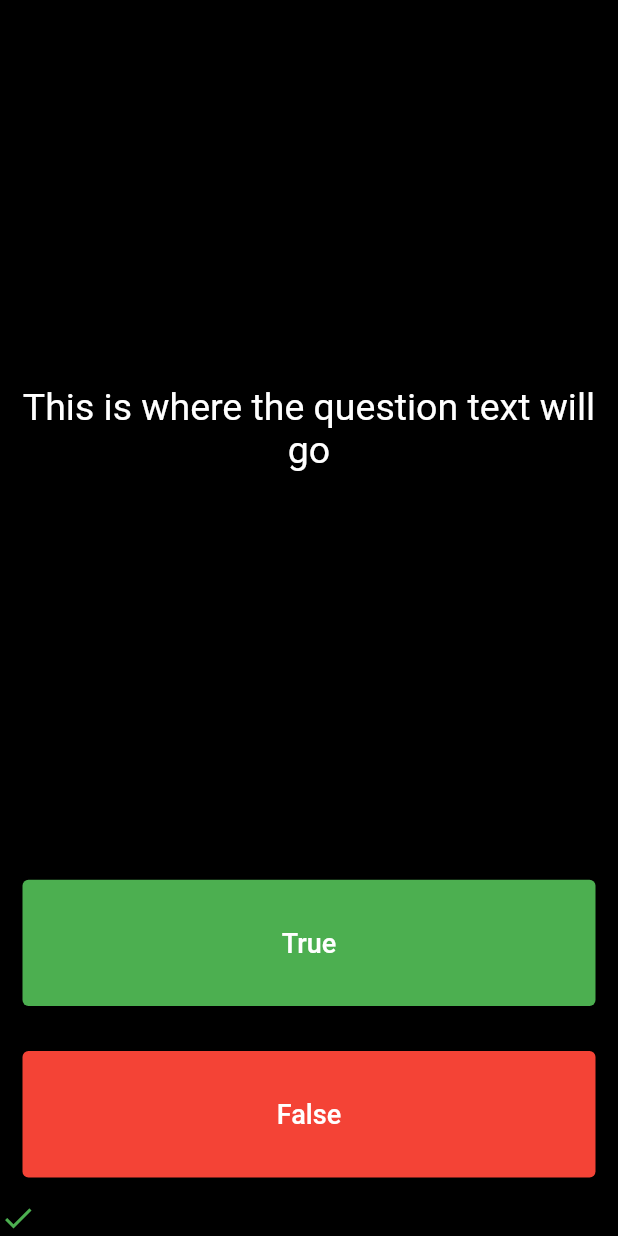
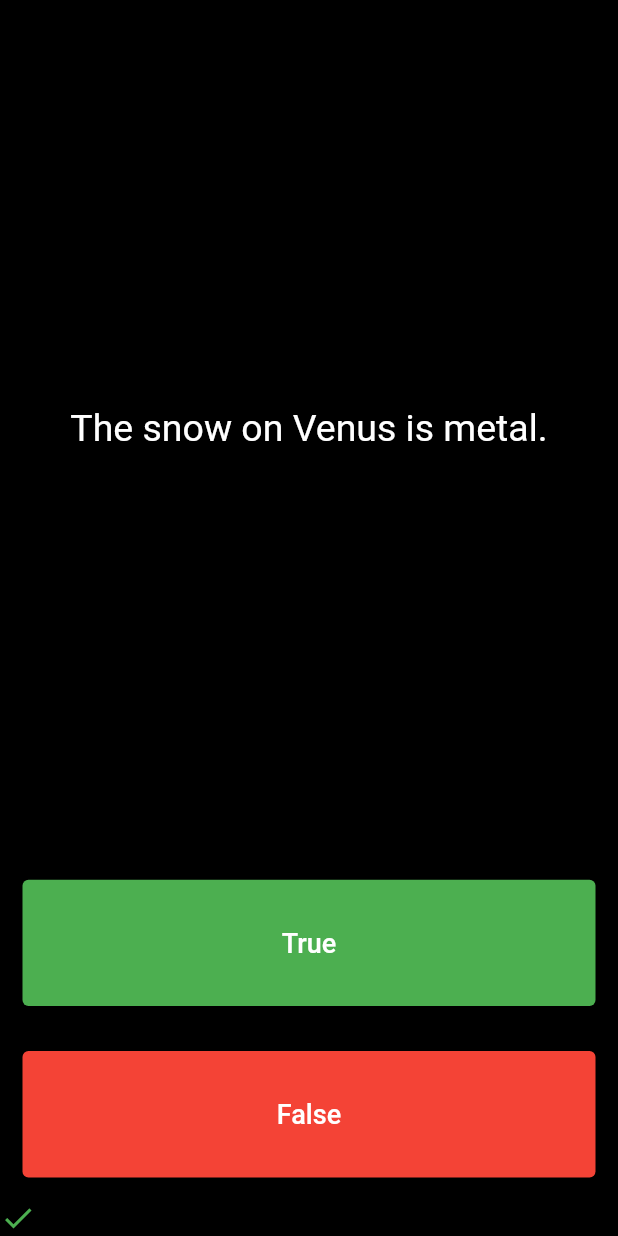
Before and after one commit to taifur-rahaman/quiz_app_flutter, a Flutter app: the screen it shows after launch, after a tap on "True", on a phone screen of 412 x 824 dp. Run offline on Flutter 3.47's test engine with Material 2 defaults, Android fonts, the phone set to English and light mode, and no system bars.

Commit message:
question added

```diff
--- a/lib/quiz.dart
+++ b/lib/quiz.dart
@@ -7,6 +7,16 @@ class QuizMain extends StatefulWidget {
 
 class _QuizMainState extends State<QuizMain> {
   List<Widget> scoreKeeper = [];
+
+  List<String> question = [
+    "A tsunami wave can travel the speed of a jet.", //true
+    "The snow on Venus is metal.", //true
+    "While sleeping, you cannot smell anything.", //true
+    "The shortest war in history lasted for only 52 minutes.", //false
+    "Only female mosquitos bite." //true
+  ];
+
+  int questionNumber = 0;
 
   @override
   Widget build(BuildContext context) {
@@ -23,7 +33,7 @@ class _QuizMainState extends State<QuizMain> {
                   horizontal: 10,
                 ),
                 child: Text(
-                  'This is where the question text will go',
+                  question[questionNumber],
                   style: TextStyle(
                     color: Colors.white,
                     fontSize: 25,
@@ -47,6 +57,7 @@ class _QuizMainState extends State<QuizMain> {
                 onPressed: () {
                   setState(
                     () {
+                      questionNumber++;
                       scoreKeeper.add(
                         Icon(
                           Icons.check,
```
